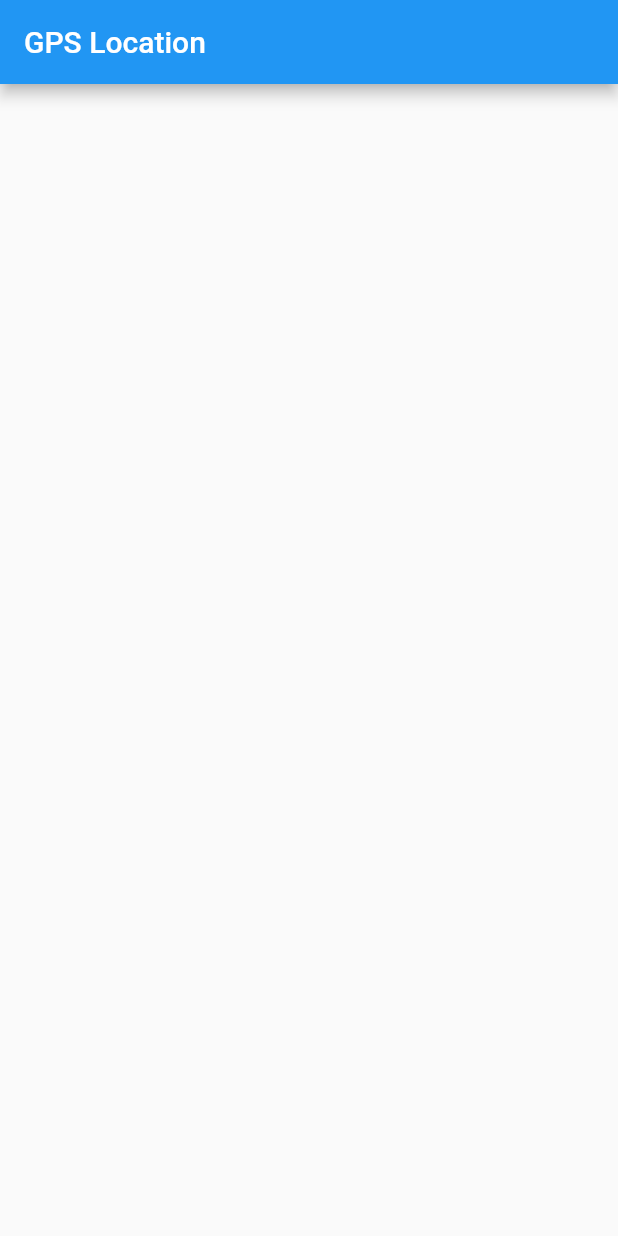
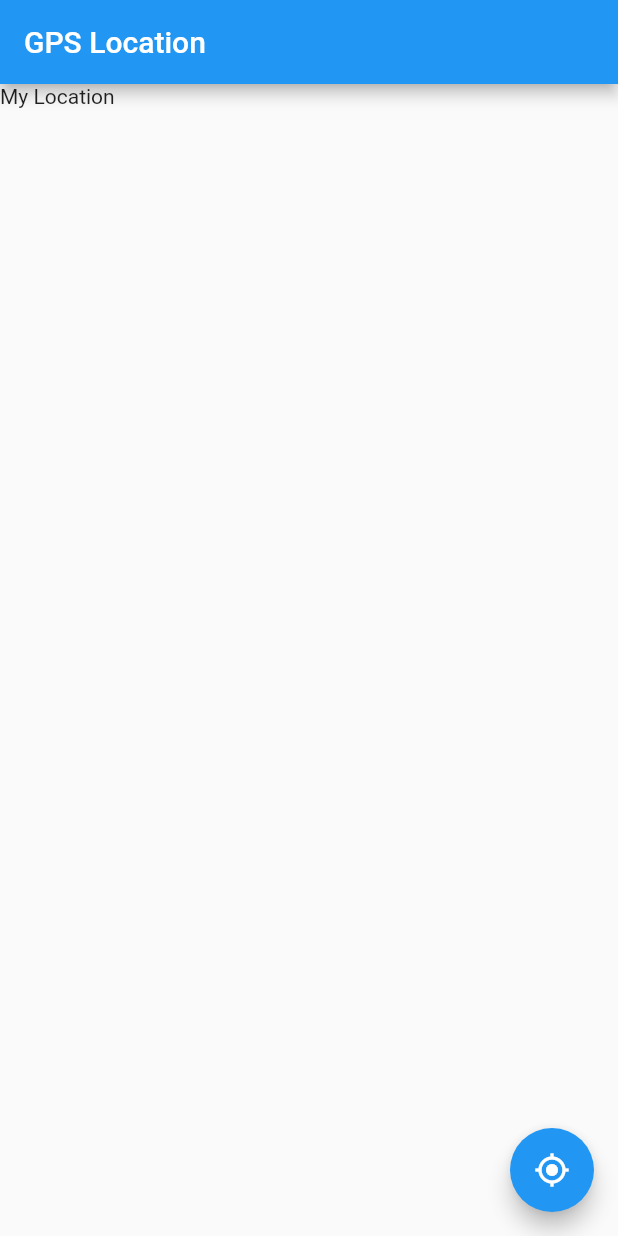
Before and after one commit to hossain-eee/Ostad-Module-15-GoogleMap, a Flutter app: the screen it shows after launch, on a phone screen of 412 x 824 dp. Run offline on Flutter 3.47's test engine with Material 2 defaults, Android fonts, the phone set to English and light mode, and no system bars; our stand-ins replace google_maps_flutter, location.

Commit message:
current location fetching

```diff
--- a/flutter_location_map_widgets_class_3_gps/lib/main.dart
+++ b/flutter_location_map_widgets_class_3_gps/lib/main.dart
@@ -1,5 +1,5 @@
 import 'package:flutter/material.dart';
-
+import 'package:location/location.dart';
 void main() {
   runApp(const GPSLocationApp());
 }
@@ -22,10 +22,34 @@ class HomeScreen extends StatefulWidget {
 }
 
 class _HomeScreenState extends State<HomeScreen> {
+  LocationData? myCurrentLocation;
+
+  //get current location
+  void getMyLocation() async{
+     myCurrentLocation = await Location.instance.getLocation();
+    print("My current Location is : $myCurrentLocation");
+    if(mounted){
+      setState(() {
+
+      });
+    }
+  }
   @override
   Widget build(BuildContext context) {
     return Scaffold(
       appBar: AppBar(title: const Text("GPS Location"),),
+      body: Column(
+        children: [
+          Text("My Location"),
+          Text('${myCurrentLocation?.latitude ?? ''}'
+              '${myCurrentLocation?.longitude ?? ''}'),
+        ],
+      ),
+      //button for get location
+      floatingActionButton: FloatingActionButton(onPressed: (){
+        //get current location
+        getMyLocation();
+      }, child: Icon(Icons.my_location),),
     );
   }
 }
```
